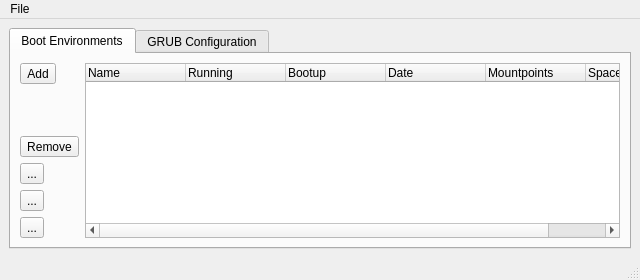
Old version of the form src-qt4/pc-bootconfig/mainUI.ui in the repository trueos/pcbsd.
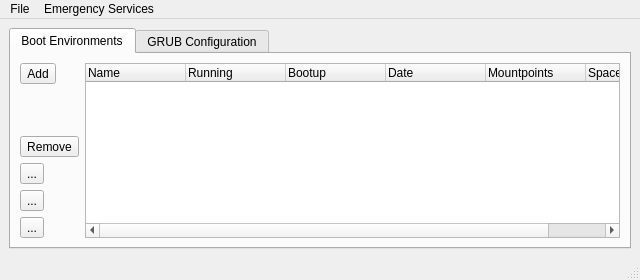
New version of the form. Icons and pictures are not drawn.

Commit message: Add in Menu options to pc-bootconfig for rebuilding the GRUB menu's, and restoring from the original GRUB defaults (.../grub.old)

Diff of the .ui file:
```diff
--- a/src-qt4/pc-bootconfig/mainUI.ui
+++ b/src-qt4/pc-bootconfig/mainUI.ui
@@ -396,7 +396,15 @@
     </property>
     <addaction name="actionClose"/>
    </widget>
+   <widget class="QMenu" name="menuAdvanced">
+    <property name="title">
+     <string>Emergency Services</string>
+    </property>
+    <addaction name="action_rebuildGRUBmenu"/>
+    <addaction name="action_restoreGRUBdefaults"/>
+   </widget>
    <addaction name="menuFile"/>
+   <addaction name="menuAdvanced"/>
   </widget>
   <widget class="QStatusBar" name="statusbar"/>
   <action name="actionClose">
```
Left out of the diff: 18 changed lines with no effect on the pictures. The commit also changes 6 other files.
